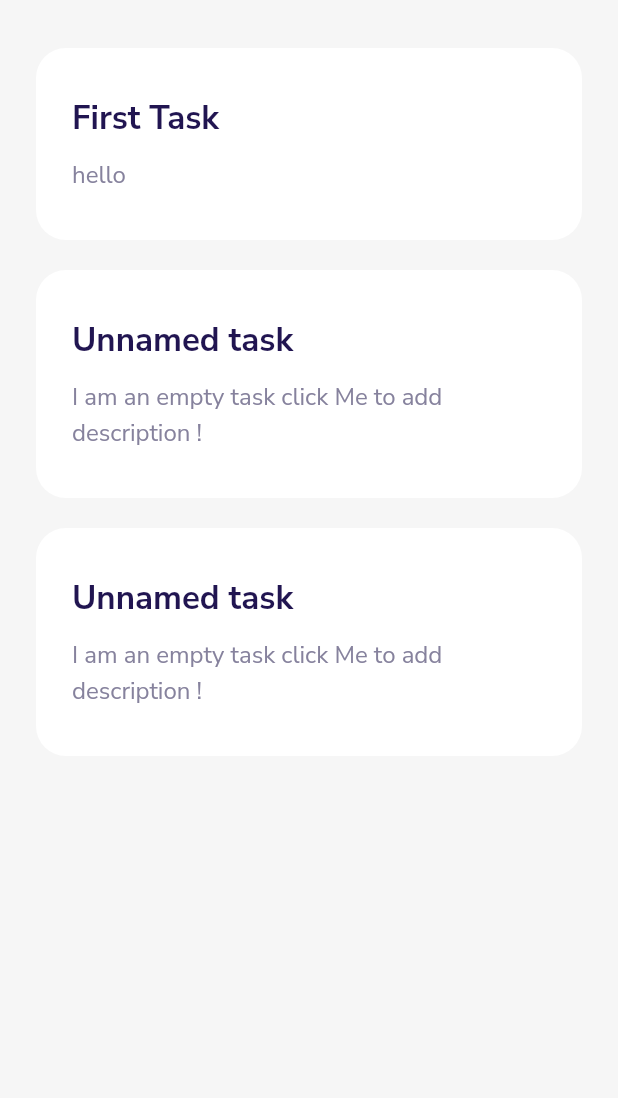
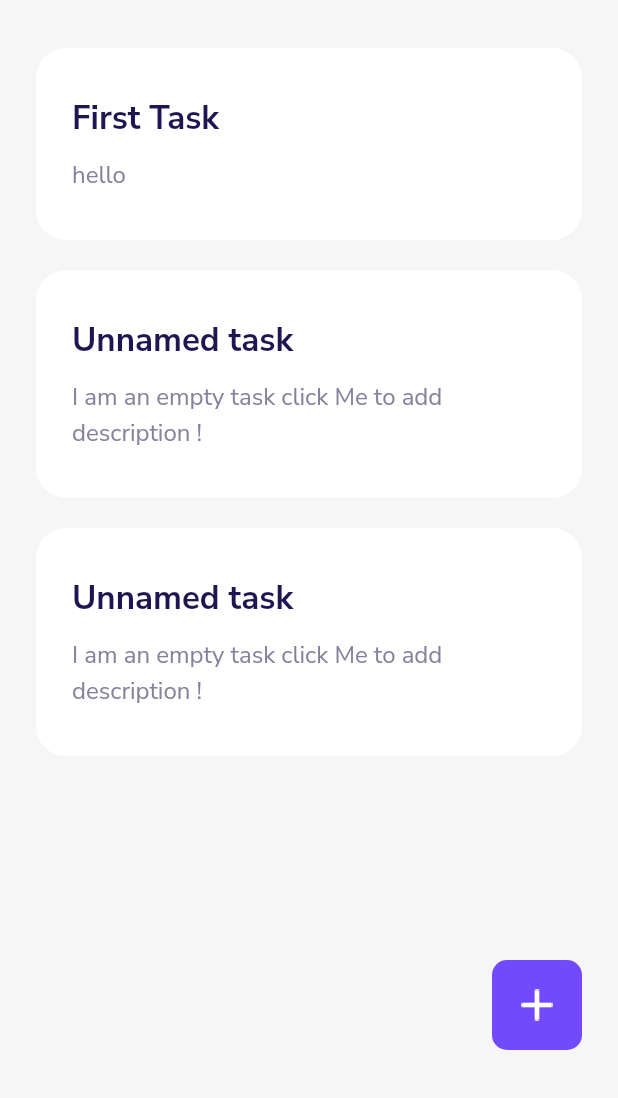
Before and after one commit to rihemebh/Todo, a Flutter app: the screen it shows after launch, on a phone screen of 412 x 824 dp, the part 138-1236 px from its top. Run offline on Flutter 3.47's test engine with Material 2 defaults, Android fonts, the phone set to English and light mode, and no system bars; our stand-ins replace google_fonts.

Commit message:
first page UI

```diff
--- a/todo/lib/homepage.dart
+++ b/todo/lib/homepage.dart
@@ -1,6 +1,7 @@
 import 'package:flutter/material.dart';
 import 'package:todo/Widgets.dart';
 
+// ignore: camel_case_types
 class homepage extends StatefulWidget {
   @override
   _homepageState createState() => _homepageState();
@@ -19,7 +20,9 @@ class _homepageState extends State<homepage> {
             vertical: 32,
           ),
           color: Color(0xFFF6F6F6),
-          child: Column(
+          child: Stack(
+            children: [
+              Column(
                 crossAxisAlignment: CrossAxisAlignment.start,
                 children: [
                   Container(
@@ -28,10 +31,26 @@ class _homepageState extends State<homepage> {
                       image: AssetImage('assets/images/logo.png'),
                     ),
                   ),
-              //23:43
                   TaskCard(title: "First Task", desc: "hello"),
                   TaskCard(),
                   TaskCard(),
+                ],
+              ),
+              //23:43
+              Positioned(
+                bottom: 0.0,
+                right: 0.0,
+                child: Container(
+                  width: 60,
+                  height: 60,
+                  decoration: BoxDecoration(
+                      color: Color(0xFF7349FE),
+                      borderRadius: BorderRadius.circular(10)),
+                  child: Image(
+                    image: AssetImage('assets/images/add_icon.png'),
+                  ),
+                ),
+              ),
             ],
           ),
         ),
```
Lines whose indentation alone changed are shown as unchanged.
